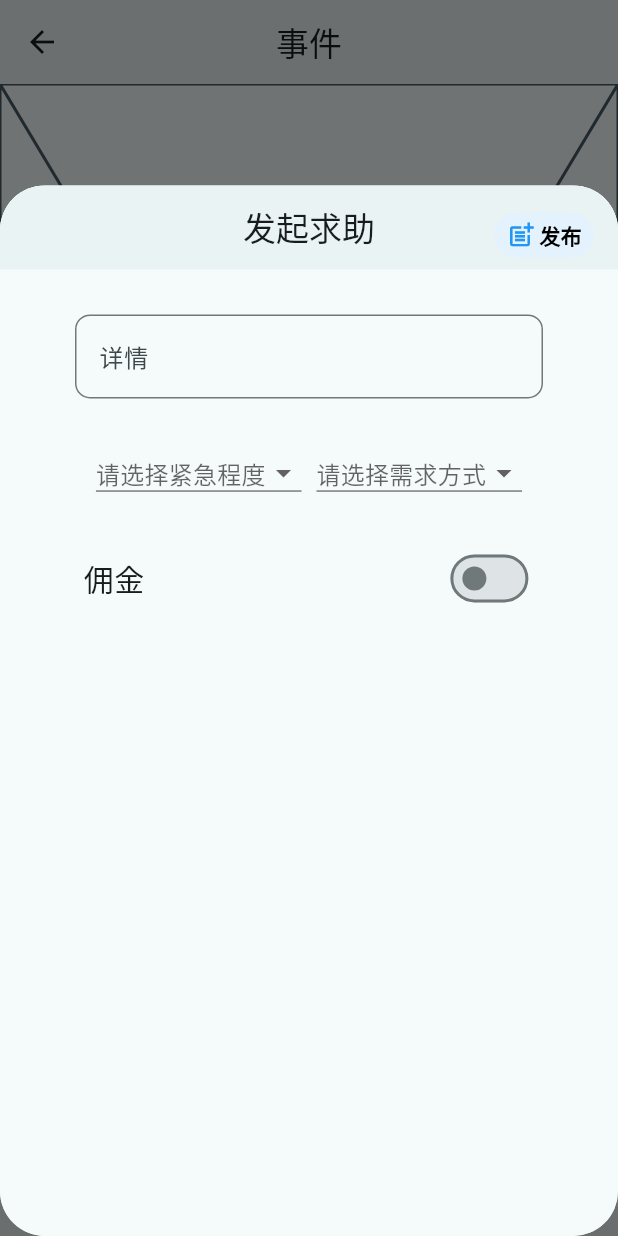
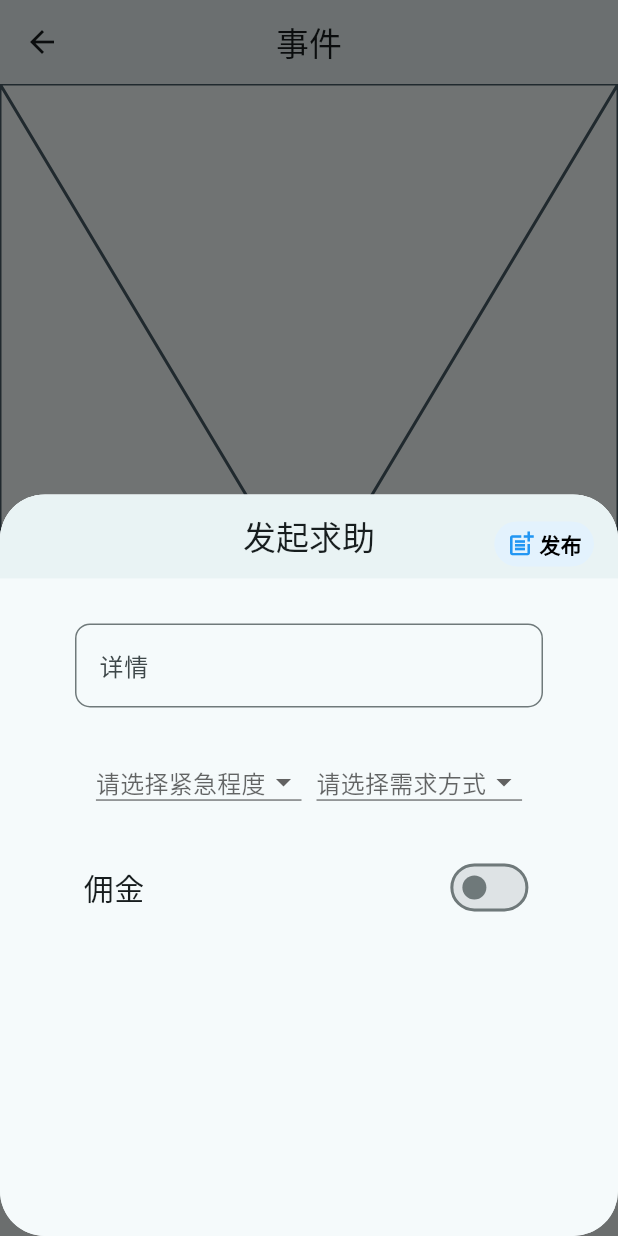
Before and after one commit to wangyi-2001/excuse_app, a Flutter app: the HomePage screen opened by its route, after a tap on the "add" icon, on a phone screen of 412 x 824 dp. Run offline on Flutter 3.47's test engine with Material 3 defaults, Android fonts, the phone set to English and light mode, and no system bars; our stand-ins replace bot_toast, dio, shared_preferences; accounts and stored records are empty.

Commit message:
修正页面高度

```diff
--- a/lib/views/home.dart
+++ b/lib/views/home.dart
@@ -88,7 +88,7 @@ class _HomePageState extends State<HomePage> {
                   duration: const Duration(milliseconds: 100),
                   child: Container(
                     width: mWidth,
-                    height: mHeight * 0.85,
+                    height: mHeight * 0.6,
                     child: const CreateEvent(),
                   ),
                 );
```
